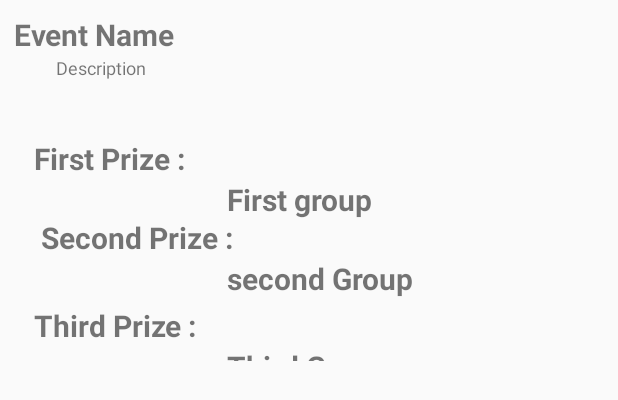
After one commit to BharathamRSET/Bharatham2k17App, an Android app: the layout row_layout.xml on its own in the app's theme, with its tools: preview values and no code run, on a phone screen of 412 x 824 dp. The commit adds this screen. Shown: the top 400 px of the screen. Run offline under Robolectric (Android 15) with nearby library versions, the phone set to English and light mode, and no system bars.

Commit message:
Added row_layout.xml

```diff
--- a/app/build.gradle
+++ b/app/build.gradle
@@ -41,6 +41,7 @@ dependencies {
     })
     compile 'com.android.support:appcompat-v7:26.+'
     compile 'com.android.support.constraint:constraint-layout:1.0.2'
+    compile "com.android.support:recyclerview-v7:26.+"
     compile 'com.google.firebase:firebase-database:11.0.4'
     compile 'com.google.firebase:firebase-core:11.0.4'
     compile 'com.google.android.gms:play-services-auth:11.0.4'
--- /dev/null
+++ b/app/src/main/res/layout/row_layout.xml
@@ -0,0 +1,112 @@
+<?xml version="1.0" encoding="utf-8"?>
+<RelativeLayout xmlns:android="http://schemas.android.com/apk/res/android"
+    android:layout_width="fill_parent"
+    android:layout_height="250dp"
+    android:padding="9dip">
+
+    <TextView
+        android:id="@+id/description"
+        android:layout_width="fill_parent"
+        android:layout_height="26dip"
+        android:layout_alignParentEnd="true"
+        android:layout_alignParentStart="true"
+        android:layout_below="@+id/event_name"
+        android:layout_marginStart="28dp"
+        android:ellipsize="marquee"
+        android:maxLines="1"
+        android:text="Description"
+        android:textSize="12sp" />
+
+    <TextView
+        android:id="@+id/first_prize"
+        android:layout_width="fill_parent"
+        android:layout_height="wrap_content"
+        android:layout_alignWithParentIfMissing="true"
+        android:layout_marginTop="29dp"
+        android:gravity="center_vertical"
+        android:text="First Prize :"
+        android:textSize="20sp"
+        android:textStyle="bold"
+        android:layout_below="@+id/description"
+        android:layout_alignParentStart="true"
+        android:layout_marginStart="13dp" />
+
+    <TextView
+        android:id="@+id/event_name"
+        android:layout_width="fill_parent"
+        android:layout_height="wrap_content"
+        android:layout_alignParentStart="true"
+        android:layout_alignParentTop="true"
+        android:layout_alignWithParentIfMissing="true"
+        android:gravity="center_vertical"
+        android:text="Event Name"
+        android:textSize="20sp"
+        android:textStyle="bold" />
+
+    <TextView
+        android:id="@+id/second_prize"
+        android:layout_width="fill_parent"
+        android:layout_height="wrap_content"
+        android:layout_alignStart="@+id/first_prize"
+        android:layout_alignWithParentIfMissing="true"
+        android:layout_below="@+id/first_prize"
+        android:layout_marginTop="25dp"
+        android:gravity="center_vertical"
+        android:text=" Second Prize :"
+        android:textSize="20sp"
+        android:textStyle="bold" />
+
+    <TextView
+        android:id="@+id/third_prize"
+        android:layout_width="fill_parent"
+        android:layout_height="wrap_content"
+        android:layout_alignStart="@+id/second_prize"
+        android:layout_alignWithParentIfMissing="true"
+        android:layout_below="@+id/second_prize"
+        android:layout_marginTop="31dp"
+        android:gravity="center_vertical"
+        android:text="Third Prize :"
+        android:textSize="20sp"
+        android:textStyle="bold" />
+
+
+    <TextView
+        android:id="@+id/s_prize_group"
+        android:layout_width="fill_parent"
+        android:layout_height="wrap_content"
+        android:layout_alignParentEnd="true"
+        android:layout_alignStart="@+id/second_prize_group"
+        android:layout_alignWithParentIfMissing="true"
+        android:layout_below="@+id/second_prize"
+        android:gravity="center_vertical"
+        android:text="second Group"
+        android:textSize="20sp"
+        android:textStyle="bold" />
+
+    <TextView
+        android:id="@+id/second_prize_group"
+        android:layout_width="fill_parent"
+        android:layout_height="wrap_content"
+        android:layout_alignStart="@+id/description"
+        android:layout_alignWithParentIfMissing="true"
+        android:layout_below="@+id/third_prize"
+        android:layout_marginStart="114dp"
+        android:gravity="center_vertical"
+        android:text="Third Group"
+        android:textSize="20sp"
+        android:textStyle="bold" />
+
+    <TextView
+        android:id="@+id/first_prize_group"
+        android:layout_width="fill_parent"
+        android:layout_height="wrap_content"
+        android:layout_alignParentEnd="true"
+        android:layout_alignStart="@+id/s_prize_group"
+        android:layout_alignWithParentIfMissing="true"
+        android:layout_below="@+id/first_prize"
+        android:gravity="center_vertical"
+        android:text="First group"
+        android:textSize="20sp"
+        android:textStyle="bold" />
+
+</RelativeLayout>
```
Also changed, not shown: app/src/main/java/com/roundmelon/jv/bharatham2k17/DetailedList.java (added, +48 -0 lines), app/src/main/java/com/roundmelon/jv/bharatham2k17/MyAdapter.java (added, +101 -0 lines), app/src/main/java/com/roundmelon/jv/bharatham2k17/Score.java (+1 -13 lines), app/src/main/java/com/roundmelon/jv/bharatham2k17/events.java (deleted, +0 -15 lines), app/src/main/res/layout/activity_score.xml (+5 -4 lines).
